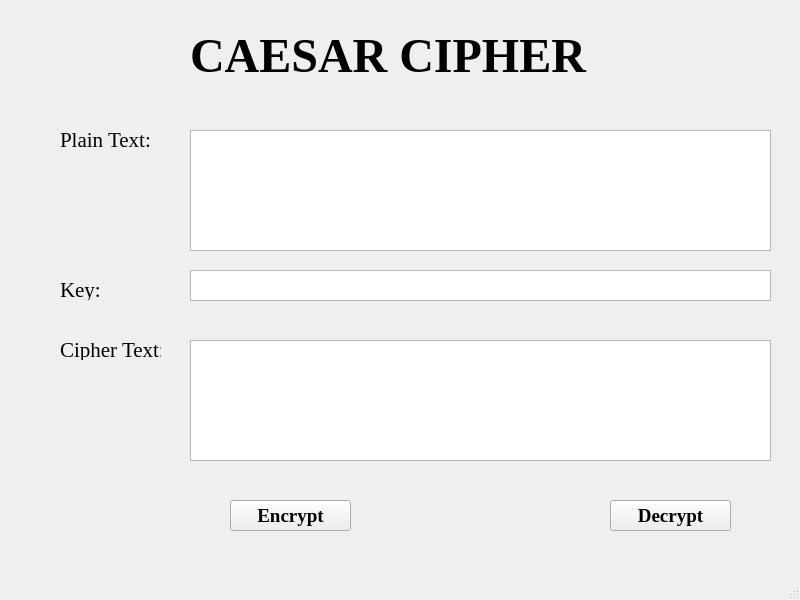
This is lab3/ui/caesar.ui in TranVanThang2404/TranVanThang_2280602887 as Qt 5 draws it before an edit. The edited form follows.
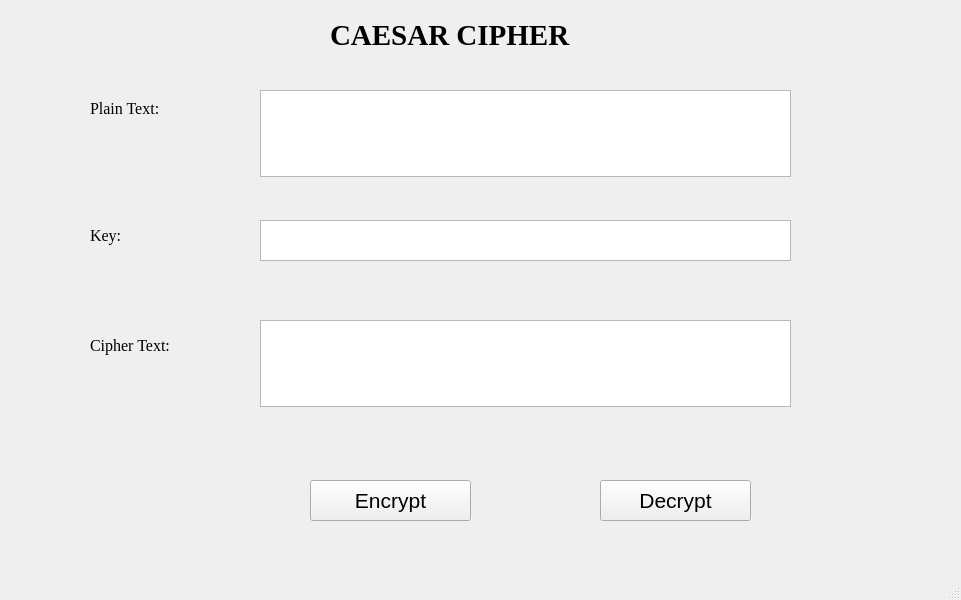
This is the edited form.

```diff
--- a/lab3/ui/caesar.ui
+++ b/lab3/ui/caesar.ui
@@ -6,7 +6,7 @@
    <rect>
     <x>0</x>
     <y>0</y>
-    <width>800</width>
+    <width>961</width>
     <height>600</height>
    </rect>
   </property>
@@ -17,147 +17,141 @@
    <widget class="QTextEdit" name="textEdit">
     <property name="geometry">
      <rect>
-      <x>190</x>
-      <y>130</y>
-      <width>581</width>
-      <height>121</height>
+      <x>260</x>
+      <y>90</y>
+      <width>531</width>
+      <height>87</height>
+     </rect>
+    </property>
+   </widget>
+   <widget class="QTextEdit" name="textEdit_2">
+    <property name="geometry">
+     <rect>
+      <x>260</x>
+      <y>220</y>
+      <width>531</width>
+      <height>41</height>
+     </rect>
+    </property>
+   </widget>
+   <widget class="QTextEdit" name="textEdit_3">
+    <property name="geometry">
+     <rect>
+      <x>260</x>
+      <y>320</y>
+      <width>531</width>
+      <height>87</height>
      </rect>
     </property>
    </widget>
    <widget class="QLabel" name="label">
     <property name="geometry">
      <rect>
-      <x>190</x>
-      <y>10</y>
-      <width>431</width>
-      <height>91</height>
+      <x>90</x>
+      <y>100</y>
+      <width>91</width>
+      <height>16</height>
      </rect>
     </property>
     <property name="font">
      <font>
       <family>Times New Roman</family>
-      <pointsize>36</pointsize>
-      <weight>75</weight>
-      <bold>true</bold>
-     </font>
-    </property>
-    <property name="text">
-     <string>CAESAR CIPHER</string>
-    </property>
-   </widget>
-   <widget class="QLabel" name="label_2">
-    <property name="geometry">
-     <rect>
-      <x>60</x>
-      <y>130</y>
-      <width>101</width>
-      <height>20</height>
-     </rect>
-    </property>
-    <property name="font">
-     <font>
-      <family>Times New Roman</family>
-      <pointsize>16</pointsize>
+      <pointsize>12</pointsize>
      </font>
     </property>
     <property name="text">
      <string>Plain Text:</string>
     </property>
    </widget>
-   <widget class="QLabel" name="label_3">
+   <widget class="QLabel" name="label_2">
     <property name="geometry">
      <rect>
-      <x>60</x>
-      <y>280</y>
-      <width>101</width>
-      <height>20</height>
+      <x>90</x>
+      <y>220</y>
+      <width>55</width>
+      <height>31</height>
      </rect>
     </property>
     <property name="font">
      <font>
       <family>Times New Roman</family>
-      <pointsize>16</pointsize>
+      <pointsize>12</pointsize>
      </font>
     </property>
     <property name="text">
      <string>Key:</string>
     </property>
    </widget>
-   <widget class="QTextEdit" name="textEdit_2">
+   <widget class="QLabel" name="label_3">
     <property name="geometry">
      <rect>
-      <x>190</x>
-      <y>270</y>
-      <width>581</width>
-      <height>31</height>
-     </rect>
-    </property>
-   </widget>
-   <widget class="QLabel" name="label_4">
-    <property name="geometry">
-     <rect>
-      <x>60</x>
-      <y>340</y>
+      <x>90</x>
+      <y>330</y>
       <width>101</width>
-      <height>20</height>
+      <height>31</height>
      </rect>
     </property>
     <property name="font">
      <font>
       <family>Times New Roman</family>
-      <pointsize>16</pointsize>
+      <pointsize>12</pointsize>
      </font>
     </property>
     <property name="text">
      <string>Cipher Text:</string>
     </property>
    </widget>
-   <widget class="QTextEdit" name="textEdit_3">
+   <widget class="QLabel" name="label_4">
     <property name="geometry">
      <rect>
-      <x>190</x>
-      <y>340</y>
-      <width>581</width>
-      <height>121</height>
-     </rect>
-    </property>
-   </widget>
-   <widget class="QPushButton" name="pushButton">
-    <property name="geometry">
-     <rect>
-      <x>230</x>
-      <y>500</y>
-      <width>121</width>
-      <height>31</height>
+      <x>330</x>
+      <y>10</y>
+      <width>331</width>
+      <height>51</height>
      </rect>
     </property>
     <property name="font">
      <font>
       <family>Times New Roman</family>
-      <pointsize>14</pointsize>
+      <pointsize>22</pointsize>
       <weight>75</weight>
       <bold>true</bold>
+     </font>
+    </property>
+    <property name="text">
+     <string>CAESAR CIPHER</string>
+    </property>
+   </widget>
+   <widget class="QPushButton" name="btn_encrypt">
+    <property name="geometry">
+     <rect>
+      <x>310</x>
+      <y>480</y>
+      <width>161</width>
+      <height>41</height>
+     </rect>
+    </property>
+    <property name="font">
+     <font>
+      <pointsize>16</pointsize>
      </font>
     </property>
     <property name="text">
      <string>Encrypt</string>
     </property>
    </widget>
-   <widget class="QPushButton" name="pushButton_2">
+   <widget class="QPushButton" name="btn_decrypt">
     <property name="geometry">
      <rect>
-      <x>610</x>
-      <y>500</y>
-      <width>121</width>
-      <height>31</height>
+      <x>600</x>
+      <y>480</y>
+      <width>151</width>
+      <height>41</height>
      </rect>
     </property>
     <property name="font">
      <font>
-      <family>Times New Roman</family>
-      <pointsize>14</pointsize>
-      <weight>75</weight>
-      <bold>true</bold>
+      <pointsize>16</pointsize>
      </font>
     </property>
     <property name="text">
@@ -170,8 +164,8 @@
     <rect>
      <x>0</x>
      <y>0</y>
-     <width>800</width>
-     <height>21</height>
+     <width>961</width>
+     <height>26</height>
     </rect>
    </property>
   </widget>
```
